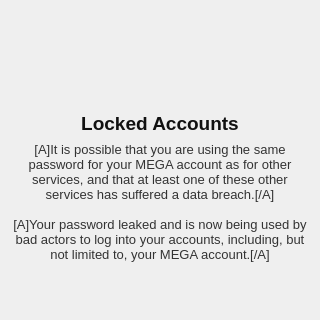
Qt form src/MEGASync/gui/macx/LockedPopOver.ui (meganz/MEGAsync) before a commit.
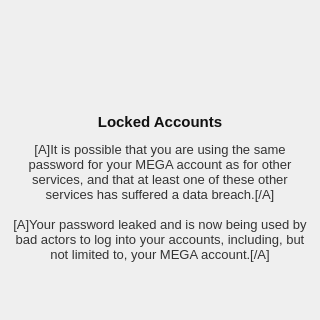
The same form after that commit. Icons and pictures are not drawn.

Patch:
```diff
--- a/src/MEGASync/gui/macx/LockedPopOver.ui
+++ b/src/MEGASync/gui/macx/LockedPopOver.ui
@@ -174,10 +174,11 @@
 	color: #111111;
 	font-family: &quot;Lato&quot;;
 	font-size: 15px;
+    font-weight: 600;
 }</string>
         </property>
         <property name="text">
-         <string>&lt;html&gt;&lt;head/&gt;&lt;body&gt;&lt;p&gt;&lt;span style=&quot; font-size:14pt; font-weight:600;&quot;&gt;Locked Accounts&lt;/span&gt;&lt;/p&gt;&lt;/body&gt;&lt;/html&gt;</string>
+         <string>Locked Accounts</string>
         </property>
         <property name="alignment">
          <set>Qt::AlignCenter</set>
```
